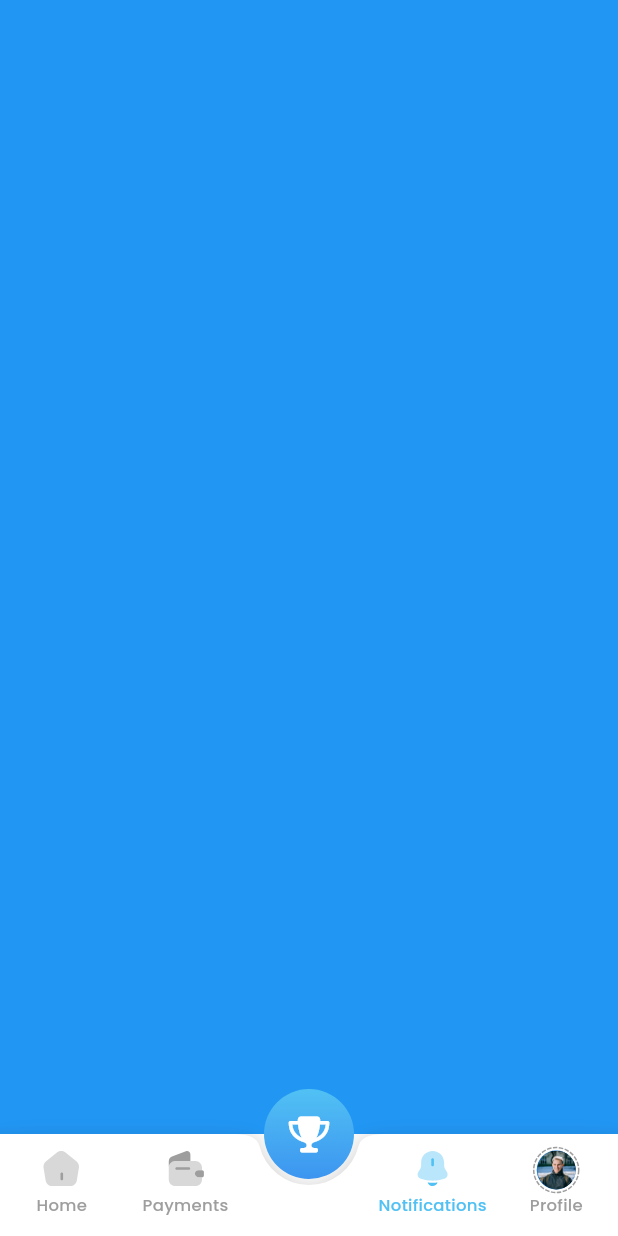
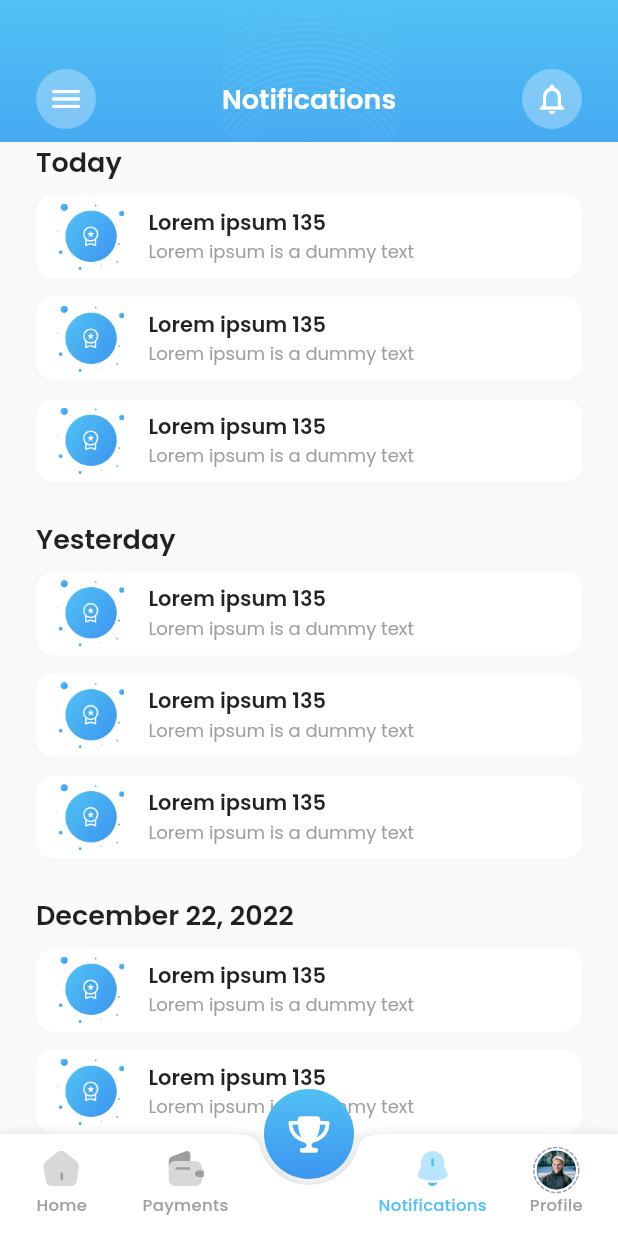
Before and after one commit to umarsadiqi/ozare-latest, a Flutter app: the HomeView screen opened directly, item 3 of the bottom bar chosen, on a phone screen of 412 x 824 dp. Run offline on Flutter 3.47's test engine with Material 2 defaults, Android fonts, the phone set to English and light mode, and no system bars; drawn by our look-alikes of dotted_border; our stand-ins replace bloc, carousel_slider, cloud_firestore, dotted_line, equatable, firebase_auth and 9 more; accounts and stored records are empty.

Commit message:
added notification page

```diff
--- a/lib/features/home/view/home_view.dart
+++ b/lib/features/home/view/home_view.dart
@@ -9,6 +9,7 @@ import 'package:ozare/features/dashboard/view/dashbaord_page.dart';
 import 'package:flutter_bloc/flutter_bloc.dart';
 import 'package:ozare/features/home/home.dart';
 import 'package:ozare/features/profile/view/profile_page.dart';
+import 'package:ozare/features/profile/view/view.dart';
 
 class HomeView extends StatelessWidget {
   const HomeView({super.key});
@@ -89,11 +90,9 @@ class HomeView extends StatelessWidget {
         children: [
           const DashboardPage(),
           Container(
-            color: Colors.green,
-          ),
-          Container(
             color: Colors.blue,
           ),
+          const NotificationsPage(),
           const ProfilePage(),
         ],
       ),
--- /dev/null
+++ b/lib/features/profile/view/notifications_page.dart
@@ -0,0 +1,37 @@
+import 'package:flutter/material.dart';
+import 'package:ozare/common/widgets/heading.dart';
+
+import '../widgets/widgets.dart';
+
+class NotificationsPage extends StatelessWidget {
+  const NotificationsPage({super.key});
+
+  @override
+  Widget build(BuildContext context) {
+    return Column(
+      children: [
+        const AppBarProfileSection.singlePage(
+          title: 'Notifications',
+        ),
+        Expanded(
+          child: SingleChildScrollView(
+            child: Column(children: [
+              const Heading(heading: 'Today'),
+              const SizedBox(height: 8),
+              ...List.generate(3, (index) => const NotificationTile()),
+              const SizedBox(height: 12),
+              const Heading(heading: 'Yesterday'),
+              const SizedBox(height: 8),
+              ...List.generate(3, (index) => const NotificationTile()),
+              const SizedBox(height: 12),
+              const Heading(heading: 'December 22, 2022'),
+              const SizedBox(height: 8),
+              ...List.generate(3, (index) => const NotificationTile()),
+              const SizedBox(height: 32),
+            ]),
+          ),
+        )
+      ],
+    );
+  }
+}
--- a/lib/features/profile/view/profile_view.dart
+++ b/lib/features/profile/view/profile_view.dart
@@ -54,8 +54,7 @@ class _ProfileViewState extends State<ProfileView> {
           const SizedBox(height: 8),
           Expanded(
               child: ListView.builder(
-                  padding:
-                      const EdgeInsets.only(bottom: 64, left: 24, right: 24),
+                  padding: const EdgeInsets.only(bottom: 64),
                   itemCount: 12,
                   itemBuilder: (context, index) {
                     return const NotificationTile();
--- a/lib/features/profile/view/view.dart
+++ b/lib/features/profile/view/view.dart
@@ -2,3 +2,4 @@ export 'edit_account_view.dart';
 export 'profile_view.dart';
 export 'settings_view.dart';
 export 'profile_page.dart';
+export 'notifications_page.dart';
--- a/lib/features/profile/widgets/appbarprofilesection.dart
+++ b/lib/features/profile/widgets/appbarprofilesection.dart
@@ -10,15 +10,24 @@ class AppBarProfileSection extends StatelessWidget {
   const AppBarProfileSection({
     super.key,
     required this.page,
-  });
+  })  : title = '',
+        singlePage = false;
+
+  const AppBarProfileSection.singlePage({
+    super.key,
+    required this.title,
+  })  : singlePage = true,
+        page = PPage.profile;
 
   final PPage page;
+  final String title;
+  final bool singlePage;
 
   @override
   Widget build(BuildContext context) {
     final Size size = MediaQuery.of(context).size;
     return SizedBox(
-      height: size.height * 0.28,
+      height: singlePage ? size.height * 0.115 : size.height * 0.28,
       width: size.width,
       child: Stack(alignment: Alignment.center, children: [
         // App Bar Section
@@ -55,6 +64,15 @@ class AppBarProfileSection extends StatelessWidget {
             child: Row(
               mainAxisAlignment: MainAxisAlignment.spaceBetween,
               children: [
+                if (page == PPage.profile || singlePage)
+                  GestureDetector(
+                    onTap: () {},
+                    child: const CircleAvatar(
+                      radius: 20,
+                      backgroundColor: Colors.white30,
+                      child: Icon(Icons.menu, color: Colors.white),
+                    ),
+                  ),
                 if (page != PPage.profile)
                   GestureDetector(
                     onTap: () {
@@ -68,13 +86,8 @@ class AppBarProfileSection extends StatelessWidget {
                       child: Icon(Icons.arrow_back, color: Colors.white),
                     ),
                   ),
-                if (page == PPage.profile)
-                  const CircleAvatar(
-                    radius: 20,
-                    backgroundColor: Colors.transparent,
-                  ),
                 Text(
-                  getAppBarTitle(),
+                  singlePage ? title : getAppBarTitle(),
                   style: const TextStyle(
                     color: Colors.white,
                     fontSize: 18,
@@ -96,7 +109,7 @@ class AppBarProfileSection extends StatelessWidget {
                 ),
               ],
             )),
-
+        if (!singlePage)
           Positioned(
             top: size.height * 0.135,
             left: 0,
--- a/lib/features/profile/widgets/notifications_tile.dart
+++ b/lib/features/profile/widgets/notifications_tile.dart
@@ -8,7 +8,7 @@ class NotificationTile extends StatelessWidget {
     return Container(
       height: 56,
       padding: const EdgeInsets.all(6),
-      margin: const EdgeInsets.only(bottom: 12),
+      margin: const EdgeInsets.only(bottom: 12, right: 24, left: 24),
       decoration: BoxDecoration(
           color: Colors.white,
           borderRadius: BorderRadius.circular(12),
```
Lines whose indentation alone changed are shown as unchanged.
